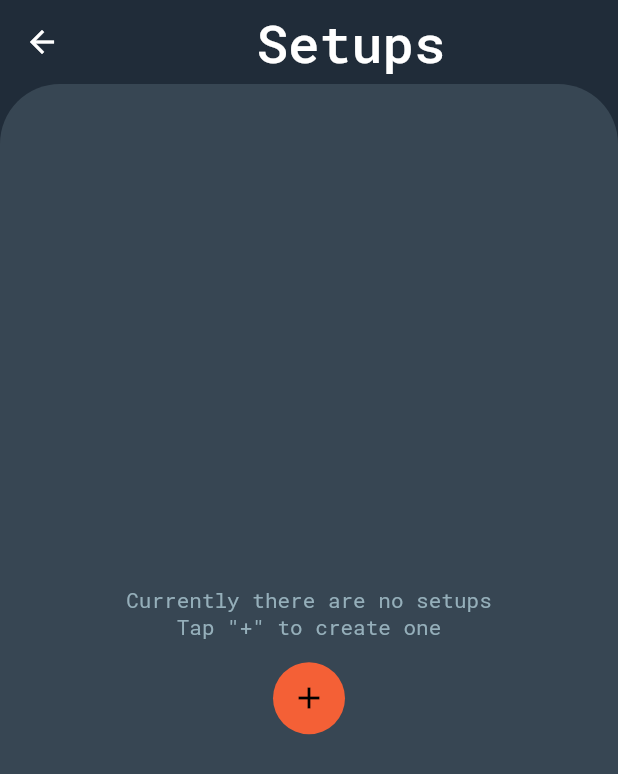
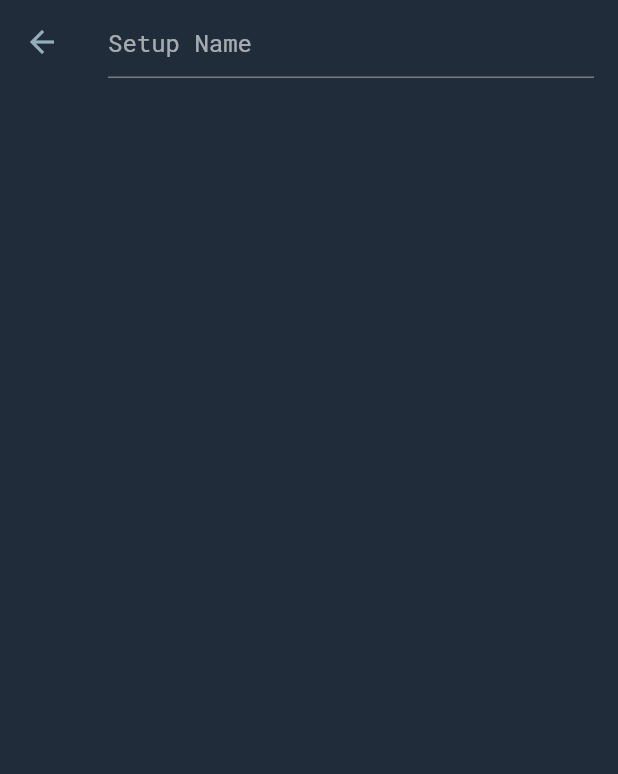
Before and after one commit to MrxBurn/PCSetupCreator, a Flutter app: the HomePage screen opened by its route, after a tap on the "add" icon, on a phone screen of 412 x 824 dp. Shown: the top 774 px of the screen. Run offline on Flutter 3.47's test engine with Material 2 defaults, Android fonts, the phone set to English and light mode, and no system bars.

Commit message:
Setup Budget

```diff
--- a/lib/home.dart
+++ b/lib/home.dart
@@ -85,7 +85,9 @@ class _HomeState extends State<Home> {
                       color: Color(orangeButtonColor),
                     ),
                     child: IconButton(
-                        onPressed: () {},
+                        onPressed: () {
+                          Navigator.of(context).pushNamed('setupBudget');
+                        },
                         icon: Icon(
                           Icons.add,
                           color: Colors.black,
--- a/lib/main.dart
+++ b/lib/main.dart
@@ -2,6 +2,7 @@
 
 import 'package:flutter/material.dart';
 import 'package:pc_setup_app/register.dart';
+import 'package:pc_setup_app/setupBudget.dart';
 import 'login.dart';
 import 'home.dart';
 import 'constants.dart';
@@ -25,7 +26,9 @@ class MyApp extends StatelessWidget {
         'login': ((context) => Login()),
         'welcome': (context) => StartPage(),
         'home': ((context) => HomePage()),
-        'register': ((context) => Register())
+        'register': ((context) => Register()),
+        //TODO: add the loading screen after login/register
+        'setupBudget': (((context) => SetupBudget()))
       },
       home: StartPage(),
     );
--- /dev/null
+++ b/lib/setupBudget.dart
@@ -0,0 +1,30 @@
+// ignore_for_file: file_names, prefer_const_constructors, prefer_const_literals_to_create_immutables
+
+import 'package:flutter/material.dart';
+import 'package:pc_setup_app/constants.dart';
+
+class SetupBudget extends StatelessWidget {
+  const SetupBudget({Key? key}) : super(key: key);
+
+  @override
+  Widget build(BuildContext context) {
+    return Scaffold(
+      appBar: AppBar(
+          iconTheme: IconThemeData(color: Color(greyTextColor)),
+          elevation: 0,
+          backgroundColor: Color(backgroundColor),
+          title: TextField(
+            decoration: InputDecoration(
+              hintText: 'Setup Name',
+            ),
+            cursorColor: Color(greyTextColor),
+          )),
+      //TODO: On select TextField - change color
+      body: Container(
+        decoration: const BoxDecoration(
+          color: Color(backgroundColor),
+        ),
+      ),
+    );
+  }
+}
```
